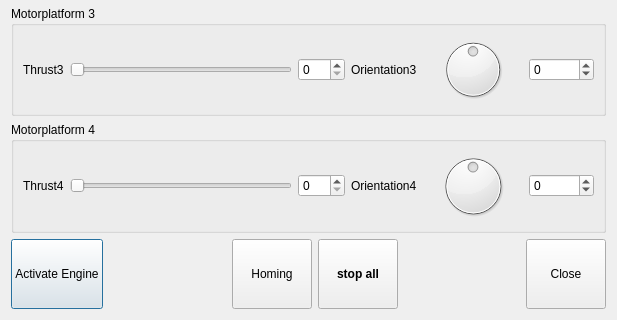
This is src/ui/TestphaseWidget.ui in skye-git/qgroundcontrol-old as Qt 5 draws it before an edit; both pictures show x 0 to 617 and y 239 to 559 of the 617 by 559 pixel window. The edited form follows.
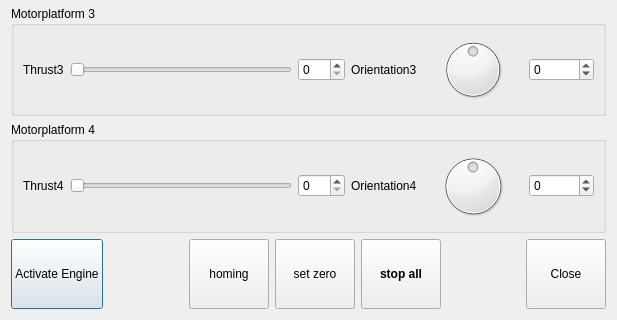
This is the edited form.

Diff of the .ui file:
```diff
--- a/src/ui/TestphaseWidget.ui
+++ b/src/ui/TestphaseWidget.ui
@@ -291,7 +291,20 @@
         </size>
        </property>
        <property name="text">
-        <string>Homing</string>
+        <string>homing</string>
+       </property>
+      </widget>
+     </item>
+     <item>
+      <widget class="QPushButton" name="SetZeroButton">
+       <property name="minimumSize">
+        <size>
+         <width>0</width>
+         <height>70</height>
+        </size>
+       </property>
+       <property name="text">
+        <string>set zero</string>
        </property>
       </widget>
      </item>
```
Left out of the diff: 2 changed lines with no effect on the pictures.
